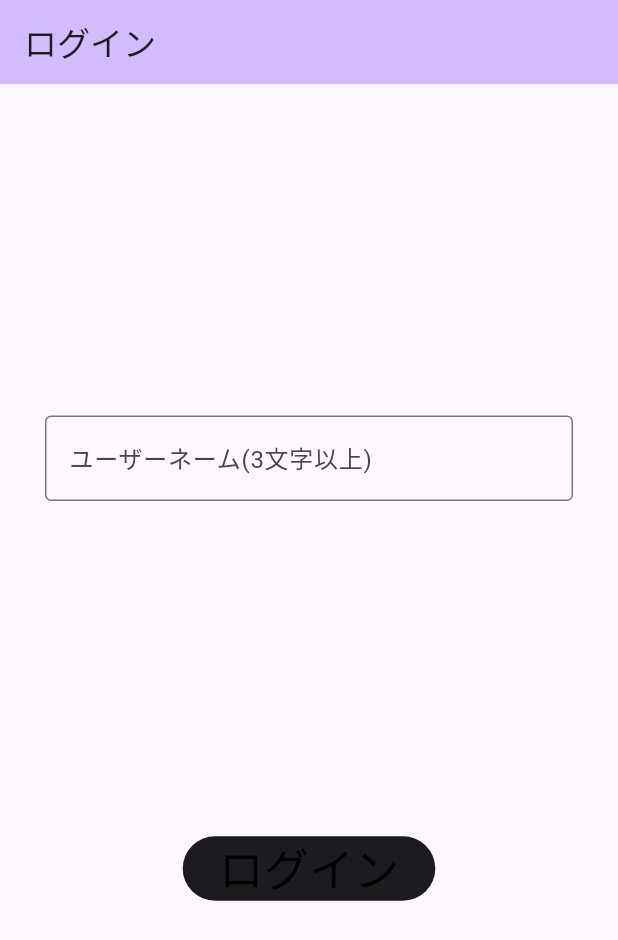
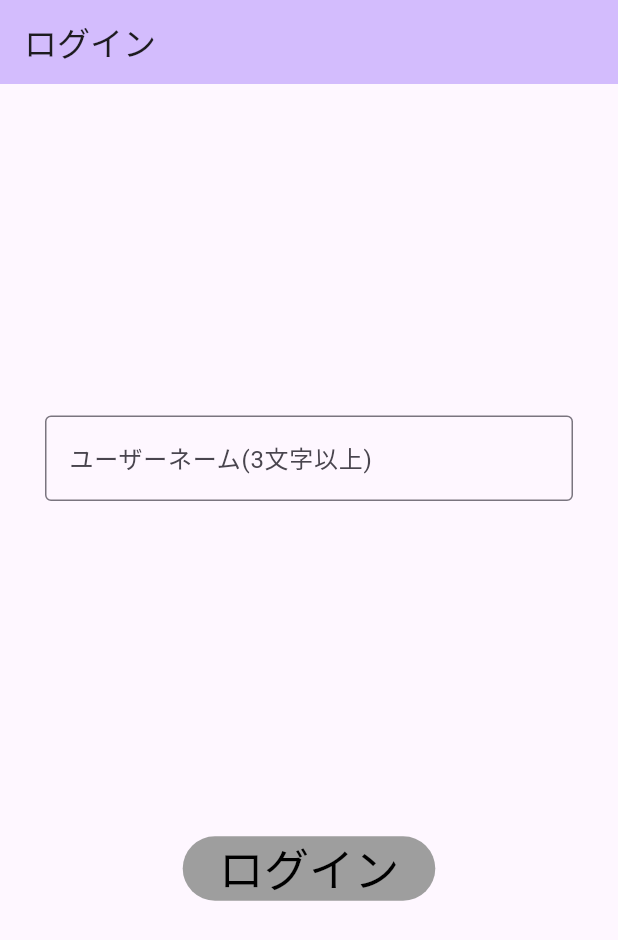
Before and after one commit to Tabatat/hooks_riverpod_sample, a Flutter app: the screen it shows after launch, on a phone screen of 412 x 824 dp. Shown: the top 940 px of the screen. Run offline on Flutter 3.47's test engine with Material 2 defaults, Android fonts, the light colour scheme and no system bars; our stand-ins replace flutter_hooks, hooks_riverpod.

Commit message:
ボタンが非アクティブの時の色をグレーに変更
どっかでThemaのこと調べないと・・・

```diff
--- a/lib/screen/login_screen.dart
+++ b/lib/screen/login_screen.dart
@@ -81,7 +81,7 @@ class LoginScreen extends HookConsumerWidget {
                 style: TextButton.styleFrom(
                   backgroundColor: isActive.value ?
                   Theme.of(context).colorScheme.inversePrimary:
-                  Theme.of(context).colorScheme.onBackground,
+                  Colors.grey,
                 ),
 
                 ///ボタンの中に表示するテキスト
```
